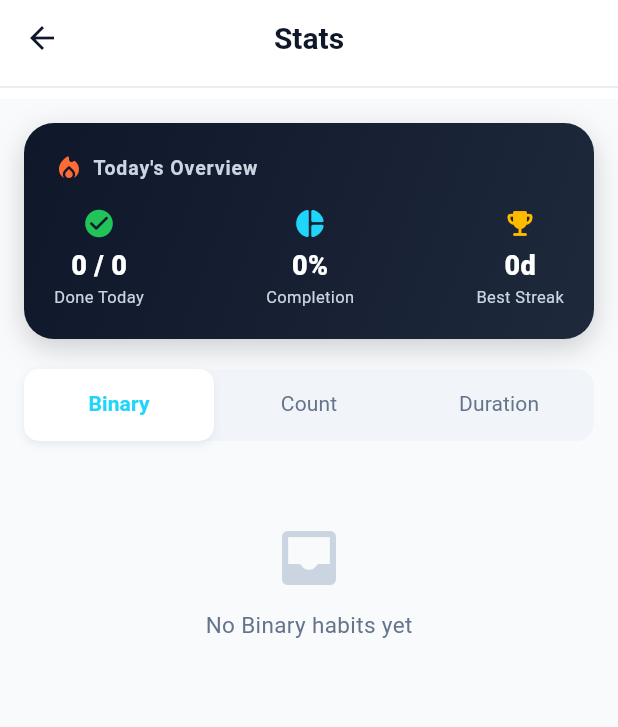
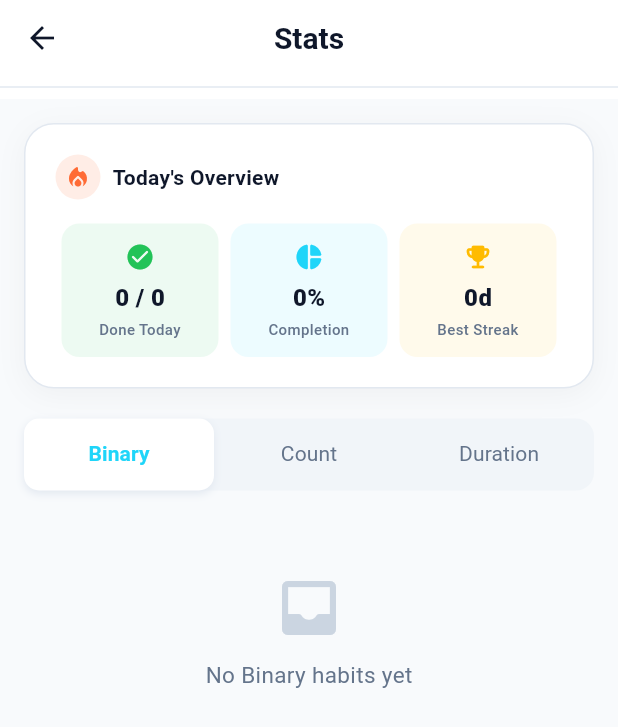
Before and after one commit to code007-1/habitflow, a Flutter app: the StatsDashboard screen opened directly, on a phone screen of 412 x 824 dp. Shown: the top 727 px of the screen. Run offline on Flutter 3.47's test engine with Material 3 defaults, Android fonts, the phone set to English and light mode, and no system bars; our stand-ins replace fl_chart, google_fonts, shared_preferences; accounts and stored records are empty; Roboto replaces fonts that are missing (Ubuntu).

Commit message:
stats page update

```diff
--- a/lib/pages/stats_dashboard.dart
+++ b/lib/pages/stats_dashboard.dart
@@ -208,17 +208,14 @@ class _StatsDashboardState extends State<StatsDashboard>
     return Container(
       padding: const EdgeInsets.all(20),
       decoration: BoxDecoration(
-        gradient: const LinearGradient(
-          colors: [Color(0xFF0F172A), Color(0xFF1E293B)],
-          begin: Alignment.topLeft,
-          end: Alignment.bottomRight,
-        ),
+        color: AppColors.surface,
         borderRadius: BorderRadius.circular(20),
+        border: Border.all(color: AppColors.grey3),
         boxShadow: [
           BoxShadow(
-            color: Colors.black.withValues(alpha: 0.18),
+            color: Colors.black.withValues(alpha: 0.04),
             blurRadius: 16,
-            offset: const Offset(0, 6),
+            offset: const Offset(0, 4),
           ),
         ],
       ),
@@ -227,19 +224,26 @@ class _StatsDashboardState extends State<StatsDashboard>
         children: [
           Row(
             children: [
-              Icon(
+              Container(
+                padding: const EdgeInsets.all(6),
+                decoration: const BoxDecoration(
+                  color: AppColors.streakLight,
+                  shape: BoxShape.circle,
+                ),
+                child: const Icon(
                   Icons.local_fire_department_rounded,
                   color: AppColors.streak,
-                size: 20,
+                  size: 18,
                 ),
-              const SizedBox(width: 6),
+              ),
+              const SizedBox(width: 8),
               Text(
                 'Today\'s Overview',
                 style: GoogleFonts.ubuntu(
-                  fontSize: 13,
-                  fontWeight: FontWeight.w600,
-                  color: AppColors.grey4,
-                  letterSpacing: 0.6,
+                  fontSize: 14,
+                  fontWeight: FontWeight.w700,
+                  color: AppColors.grey7,
+                  letterSpacing: 0.2,
                 ),
               ),
             ],
@@ -253,18 +257,21 @@ class _StatsDashboardState extends State<StatsDashboard>
                 value: '$_todayCompleted / $_totalHabits',
                 icon: Icons.check_circle_rounded,
                 iconColor: AppColors.success,
+                backgroundColor: AppColors.success.withValues(alpha: 0.08),
               ),
               _summaryChip(
                 label: 'Completion',
                 value: '$rate%',
                 icon: Icons.pie_chart_rounded,
                 iconColor: AppColors.primary,
+                backgroundColor: AppColors.primary.withValues(alpha: 0.08),
               ),
               _summaryChip(
                 label: 'Best Streak',
                 value: '${_globalBestStreak}d',
                 icon: Icons.emoji_events_rounded,
                 iconColor: AppColors.gold,
+                backgroundColor: AppColors.gold.withValues(alpha: 0.08),
               ),
             ],
           ),
@@ -275,7 +282,7 @@ class _StatsDashboardState extends State<StatsDashboard>
               child: LinearProgressIndicator(
                 value: _totalHabits == 0 ? 0 : _todayCompleted / _totalHabits,
                 minHeight: 8,
-                backgroundColor: AppColors.grey5.withValues(alpha: 0.3),
+                backgroundColor: AppColors.grey2,
                 valueColor: AlwaysStoppedAnimation<Color>(
                   rate >= 80
                       ? AppColors.success
@@ -296,24 +303,41 @@ class _StatsDashboardState extends State<StatsDashboard>
     required String value,
     required IconData icon,
     required Color iconColor,
+    required Color backgroundColor,
   }) {
-    return Column(
+    return Expanded(
+      child: Container(
+        margin: const EdgeInsets.symmetric(horizontal: 4),
+        padding: const EdgeInsets.symmetric(vertical: 12, horizontal: 8),
+        decoration: BoxDecoration(
+          color: backgroundColor,
+          borderRadius: BorderRadius.circular(12),
+        ),
+        child: Column(
           children: [
-        Icon(icon, color: iconColor, size: 22),
-        const SizedBox(height: 4),
+            Icon(icon, color: iconColor, size: 20),
+            const SizedBox(height: 6),
             Text(
               value,
               style: GoogleFonts.ubuntu(
-            fontSize: 18,
+                fontSize: 16,
                 fontWeight: FontWeight.w800,
-            color: Colors.white,
+                color: AppColors.grey7,
               ),
             ),
+            const SizedBox(height: 2),
             Text(
               label,
-          style: GoogleFonts.ubuntu(fontSize: 11, color: AppColors.grey4),
+              style: GoogleFonts.ubuntu(
+                fontSize: 10,
+                fontWeight: FontWeight.w500,
+                color: AppColors.grey5,
+              ),
+              textAlign: TextAlign.center,
             ),
           ],
+        ),
+      ),
     );
   }
 
@@ -377,49 +401,11 @@ class _StatsDashboardState extends State<StatsDashboard>
 
     return Column(
       children: [
-        // Habit selector chips
-        SizedBox(
-          height: 38,
-          child: ListView(
-            scrollDirection: Axis.horizontal,
-            children: [
-              _habitChip(null, 'Overview', type),
-              ...habits.map((h) => _habitChip(h, h.name, type)),
-            ],
-          ),
-        ),
-        const SizedBox(height: 14),
         // Content: either overview or selected habit
         _selectedHabit == null || _selectedHabit!.type != type
             ? _buildOverviewCards(habits, type)
             : _buildHabitDetail(_selectedHabit!),
       ],
-    );
-  }
-
-  Widget _habitChip(HabbitModel? habit, String label, String activeType) {
-    final isSelected = habit == null
-        ? (_selectedHabit == null || _selectedHabit!.type != activeType)
-        : _selectedHabit?.id == habit.id;
-    return GestureDetector(
-      onTap: () => setState(() => _selectedHabit = habit),
-      child: AnimatedContainer(
-        duration: const Duration(milliseconds: 200),
-        margin: const EdgeInsets.only(right: 8),
-        padding: const EdgeInsets.symmetric(horizontal: 16, vertical: 6),
-        decoration: BoxDecoration(
-          color: isSelected ? AppColors.primary : AppColors.grey2,
-          borderRadius: BorderRadius.circular(20),
-        ),
-        child: Text(
-          label,
-          style: GoogleFonts.ubuntu(
-            fontSize: 13,
-            fontWeight: isSelected ? FontWeight.bold : FontWeight.w500,
-            color: isSelected ? Colors.white : AppColors.grey6,
-          ),
-        ),
-      ),
     );
   }
 
@@ -542,6 +528,52 @@ class _StatsDashboardState extends State<StatsDashboard>
     return Column(
       crossAxisAlignment: CrossAxisAlignment.start,
       children: [
+        // Back navigation and Habit title
+        Row(
+          children: [
+            GestureDetector(
+              onTap: () => setState(() => _selectedHabit = null),
+              child: Container(
+                padding: const EdgeInsets.all(8),
+                decoration: const BoxDecoration(
+                  color: AppColors.grey2,
+                  shape: BoxShape.circle,
+                ),
+                child: const Icon(
+                  Icons.arrow_back_ios_new_rounded,
+                  color: AppColors.grey6,
+                  size: 16,
+                ),
+              ),
+            ),
+            const SizedBox(width: 12),
+            Container(
+              padding: const EdgeInsets.all(8),
+              decoration: BoxDecoration(
+                color: AppColors.primary.withValues(alpha: 0.1),
+                shape: BoxShape.circle,
+              ),
+              child: Icon(
+                h.iconData,
+                color: AppColors.primary,
+                size: 20,
+              ),
+            ),
+            const SizedBox(width: 10),
+            Expanded(
+              child: Text(
+                h.name,
+                style: GoogleFonts.ubuntu(
+                  fontWeight: FontWeight.bold,
+                  fontSize: 18,
+                  color: AppColors.grey7,
+                ),
+                overflow: TextOverflow.ellipsis,
+              ),
+            ),
+          ],
+        ),
+        const SizedBox(height: 18),
         // Stat chips row
         Row(
           children: [
```
Lines whose indentation alone changed are shown as unchanged.
